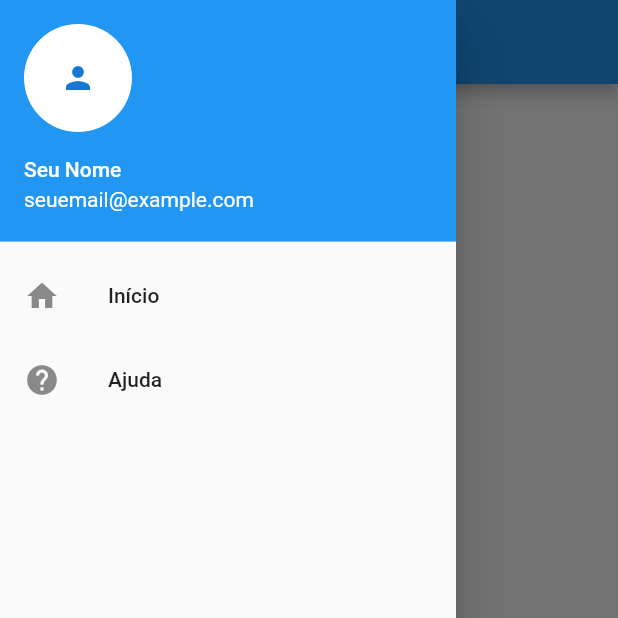
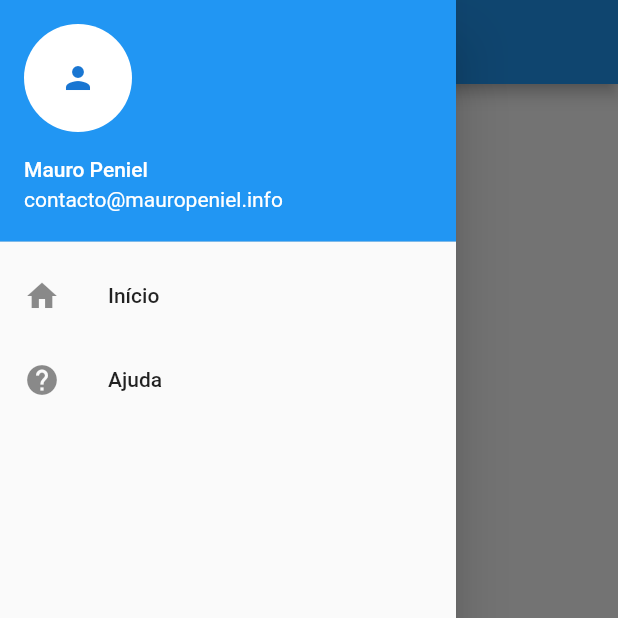
Before and after one commit to restenPiz/Play_video-Flutter, a Flutter app: the screen it shows after launch, with the side drawer open, on a phone screen of 412 x 824 dp, the top half of it. Run offline on Flutter 3.47's test engine with Material 2 defaults, Android fonts, the phone set to English and light mode, and no system bars; our stand-ins replace video_player; network calls fail.

Commit message:
Some updates in the application

```diff
--- a/play_video_app/lib/firstScreen.dart
+++ b/play_video_app/lib/firstScreen.dart
@@ -68,8 +68,8 @@ class _FirstScreenState extends State<FirstScreen> {
           padding: EdgeInsets.zero,
           children: <Widget>[
             UserAccountsDrawerHeader(
-              accountName: Text("Seu Nome"),
-              accountEmail: Text("seuemail@example.com"),
+              accountName: Text("Mauro Peniel"),
+              accountEmail: Text("contacto@mauropeniel.info"),
               currentAccountPicture: CircleAvatar(
                 backgroundColor: Colors.white,
                 child: Icon(Icons.person),
```
